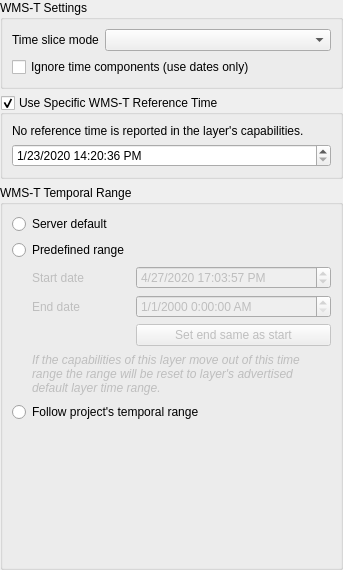
Above: src/ui/qgswmstsettingswidgetbase.ui from carsmie/QGIS before the change. Below: the same form after it.
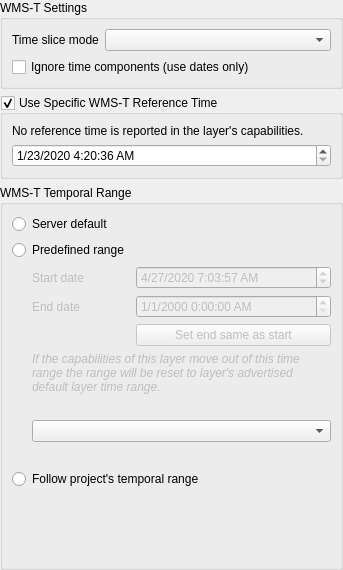
That is the form after the change. Custom widgets are drawn as their Qt base class.

Commit message:
[FEATURE] For wms-t layers which expose a non-contiguous set of available temporal instances, show a combo box in the layer temporal properties with available times instead of requiring users to manually enter date time ranges themselves
Refs Natural resources Canada Contract: 3000720707

Diff of the .ui file:
```diff
--- a/src/ui/qgswmstsettingswidgetbase.ui
+++ b/src/ui/qgswmstsettingswidgetbase.ui
@@ -78,7 +78,7 @@
        <widget class="QgsDateTimeEdit" name="mReferenceDateTimeEdit">
         <property name="dateTime">
          <datetime>
-          <hour>14</hour>
+          <hour>4</hour>
           <minute>20</minute>
           <second>36</second>
           <year>2020</year>
@@ -221,7 +221,7 @@
               <widget class="QgsDateTimeEdit" name="mStartStaticDateTimeEdit">
                <property name="dateTime">
                 <datetime>
-                 <hour>17</hour>
+                 <hour>7</hour>
                  <minute>3</minute>
                  <second>57</second>
                  <year>2020</year>
@@ -338,6 +338,33 @@
             </property>
            </widget>
           </item>
+          <item row="3" column="0">
+           <widget class="QFrame" name="mStaticWmstChoiceFrame">
+            <property name="frameShape">
+             <enum>QFrame::NoFrame</enum>
+            </property>
+            <property name="frameShadow">
+             <enum>QFrame::Raised</enum>
+            </property>
+            <layout class="QVBoxLayout" name="verticalLayout_4">
+             <property name="leftMargin">
+              <number>20</number>
+             </property>
+             <property name="topMargin">
+              <number>0</number>
+             </property>
+             <property name="rightMargin">
+              <number>0</number>
+             </property>
+             <property name="bottomMargin">
+              <number>0</number>
+             </property>
+             <item>
+              <widget class="QComboBox" name="mStaticWmstRangeCombo"/>
+             </item>
+            </layout>
+           </widget>
+          </item>
          </layout>
         </widget>
        </widget>
```
Left out of the diff: 60 changed lines with no effect on the pictures. The commit also changes 1 other file.
